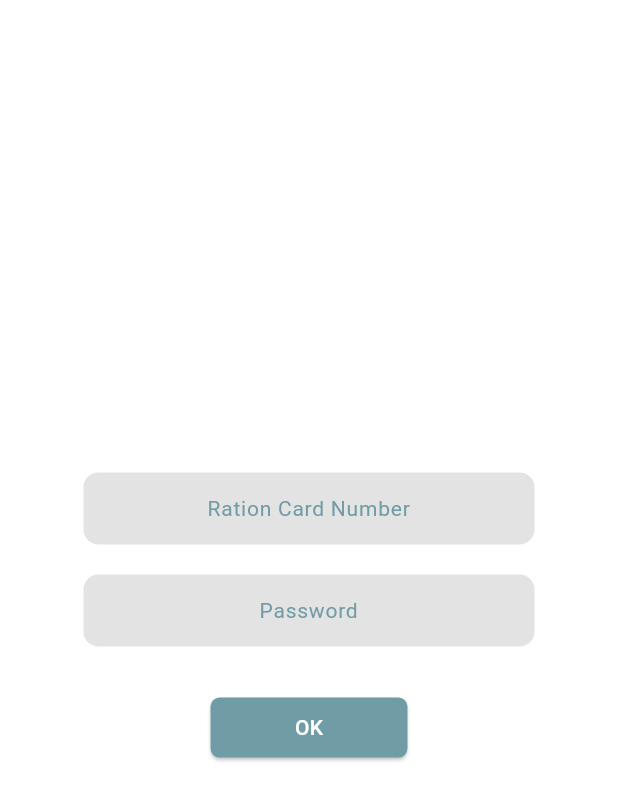
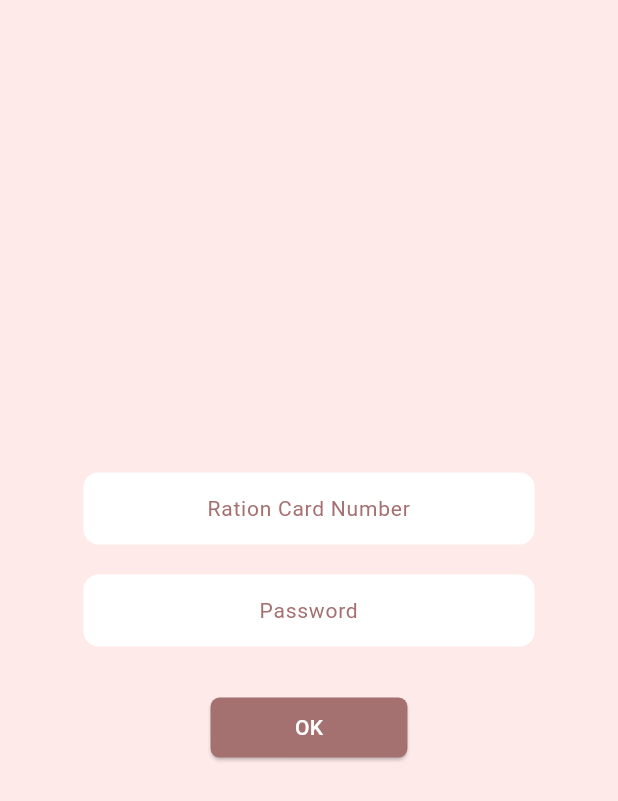
Before and after one commit to FathimaNasrinVK/Ration_Store_App, a Flutter app: the screen it shows after launch, after a tap on "USER", on a phone screen of 412 x 824 dp. Shown: the top 801 px of the screen. Run offline on Flutter 3.47's test engine with Material 3 defaults, Android fonts, the phone set to English and light mode, and no system bars; our stand-ins replace cloud_firestore, firebase_core, lottie, qr_flutter; missing offline and left inert: flutter_barcode_scanner; accounts and stored records are empty.

Commit message:
color changed

```diff
--- a/lib/core/constants/color.dart
+++ b/lib/core/constants/color.dart
@@ -2,9 +2,10 @@ import 'package:flutter/material.dart';
 
 
 class ColorTheme {
-  static Color maincolor = Color(0xFF709CA5);
+  static Color maincolor = Color(0xFFA57070);
   static Color primarycolor = Color(0xFFFFFFFFF);
   static Color secondarycolor = Color(0xFFE3E3E3);
+  static Color bgcolor = Color(0xFFFFEAEA);
 
 
 }
--- a/lib/global_widget/item__widget.dart
+++ b/lib/global_widget/item__widget.dart
@@ -26,7 +26,7 @@ class Item_Widget extends StatelessWidget {
               decoration: BoxDecoration(
                 color: provider.selectedTileIndices.contains(item['Name'])
                     ? ColorTheme.maincolor
-                    : Colors.white,
+                    : ColorTheme.bgcolor,
                 borderRadius: BorderRadius.circular(size * 20),
                 border: Border.all(
                   color: ColorTheme.maincolor, // Set border color here
--- a/lib/presentation/First_Page/view/firstpage.dart
+++ b/lib/presentation/First_Page/view/firstpage.dart
@@ -11,6 +11,7 @@
   Widget build(BuildContext context) {
     double size = constantsize(context);
     return Scaffold(
+      backgroundColor: ColorTheme.bgcolor,
       body: Center(
         child: Column(
           children: [
--- a/lib/presentation/User/ConfirmPage/view/confirm_page.dart
+++ b/lib/presentation/User/ConfirmPage/view/confirm_page.dart
@@ -20,6 +20,7 @@ class Confirm_selection extends StatelessWidget {
       'mapList': datas,
     };
     return Scaffold(
+      backgroundColor: ColorTheme.bgcolor,
       appBar: AppBar(
         backgroundColor: ColorTheme.maincolor,
         title: Text(category,style: TextStyle(color: Colors.white),),centerTitle: true,
--- a/lib/presentation/User/Id_Verification/view/id_selection_page.dart
+++ b/lib/presentation/User/Id_Verification/view/id_selection_page.dart
@@ -13,14 +13,14 @@ class id_verification extends StatelessWidget {
   Widget build(BuildContext context) {
     double size = constantsize(context);
     return Scaffold(
-      backgroundColor: Colors.white,
+      backgroundColor: ColorTheme.bgcolor,
       body: Center(
         child: Column(mainAxisAlignment: MainAxisAlignment.center, children: [
           Container(
             width: size*300,
             padding: EdgeInsets.symmetric(horizontal: size*10),
             decoration: BoxDecoration(
-              color:ColorTheme.secondarycolor,
+              color:ColorTheme.primarycolor,
               borderRadius: BorderRadius.circular(size*10),
             ),
             child: TextField(
@@ -40,7 +40,7 @@ class id_verification extends StatelessWidget {
             width:size* 300,
             padding: EdgeInsets.symmetric(horizontal: size*10),
             decoration: BoxDecoration(
-              color:ColorTheme.secondarycolor,
+              color:ColorTheme.primarycolor,
               borderRadius: BorderRadius.circular(size*10),
             ),
             child: TextField(
--- a/lib/presentation/User/Item_Selection_Page/view/item_selection_page.dart
+++ b/lib/presentation/User/Item_Selection_Page/view/item_selection_page.dart
@@ -16,6 +16,7 @@ class item_selction extends StatelessWidget {
   Widget build(BuildContext context) {
     double size = constantsize(context);
     return Scaffold(
+      backgroundColor: ColorTheme.bgcolor,
       appBar: AppBar(
         backgroundColor: ColorTheme.maincolor,
         title: Text(
```
